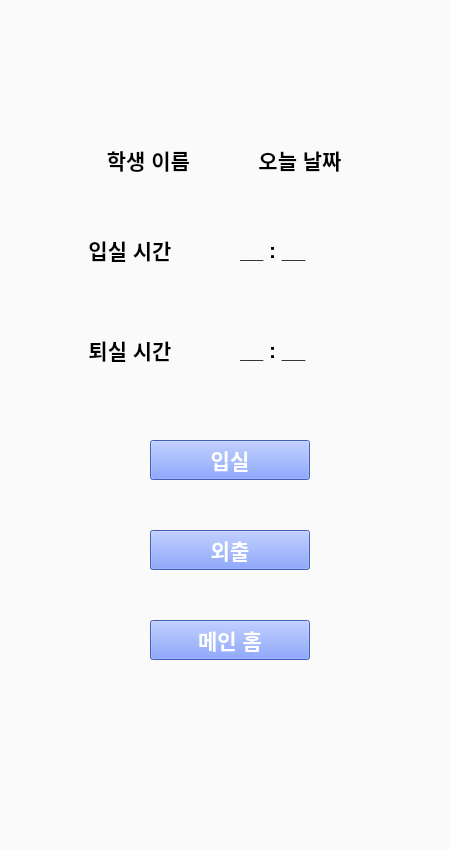
Above: studentP.ui from minseokju/HrdApp before the change. Below: the same form after it.
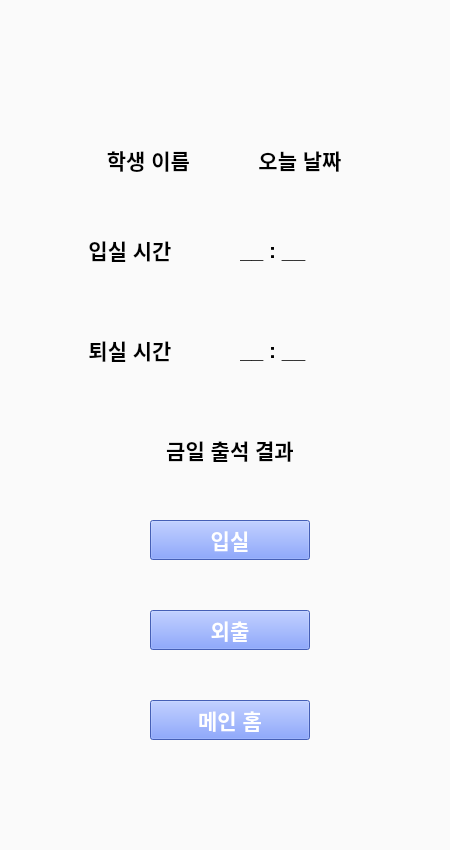
That is the form after the change. The open tabs and pages were chosen to show the change.

```diff
--- a/studentP.ui
+++ b/studentP.ui
@@ -3234,7 +3234,7 @@
      <property name="geometry">
       <rect>
        <x>150</x>
-       <y>440</y>
+       <y>520</y>
        <width>160</width>
        <height>40</height>
       </rect>
@@ -3258,7 +3258,7 @@
      <property name="geometry">
       <rect>
        <x>150</x>
-       <y>530</y>
+       <y>610</y>
        <width>160</width>
        <height>40</height>
       </rect>
@@ -3414,7 +3414,7 @@
      <property name="geometry">
       <rect>
        <x>150</x>
-       <y>620</y>
+       <y>700</y>
        <width>160</width>
        <height>40</height>
       </rect>
@@ -3434,6 +3434,29 @@
       <string>메인 홈</string>
      </property>
     </widget>
+    <widget class="QLabel" name="todayCheck">
+     <property name="geometry">
+      <rect>
+       <x>130</x>
+       <y>430</y>
+       <width>200</width>
+       <height>40</height>
+      </rect>
+     </property>
+     <property name="font">
+      <font>
+       <pointsize>16</pointsize>
+       <weight>75</weight>
+       <bold>true</bold>
+      </font>
+     </property>
+     <property name="text">
+      <string>금일 출석 결과</string>
+     </property>
+     <property name="alignment">
+      <set>Qt::AlignCenter</set>
+     </property>
+    </widget>
    </widget>
   </widget>
  </widget>
```
Left out of the diff: 2 changed lines with no effect on the pictures.
